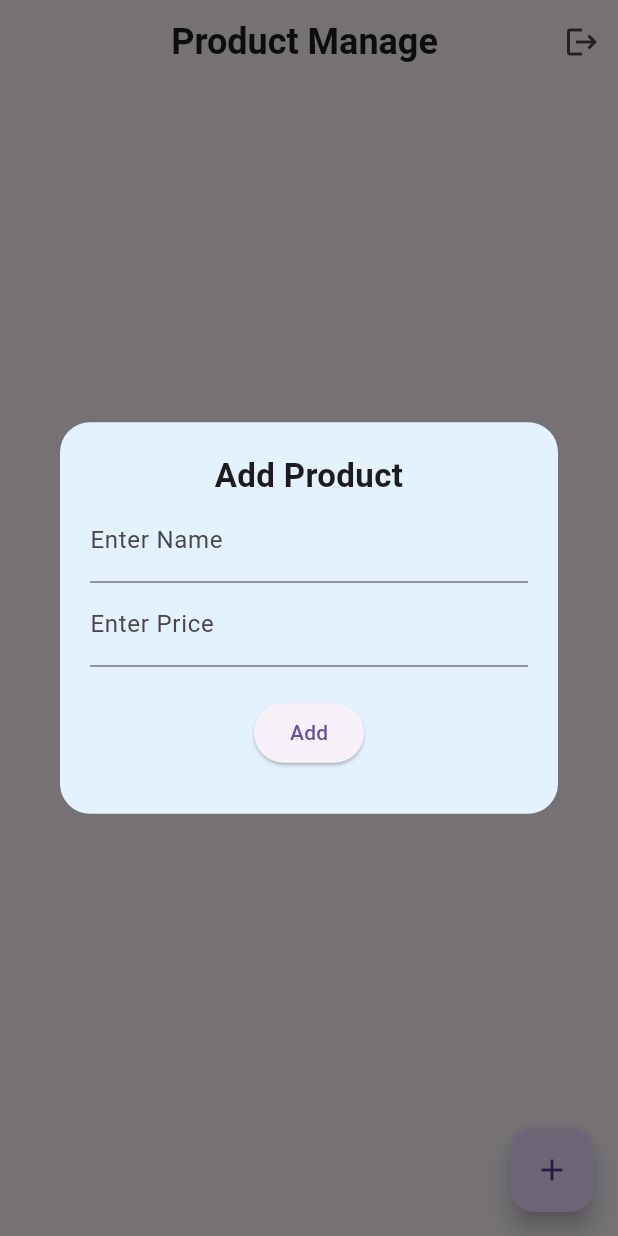
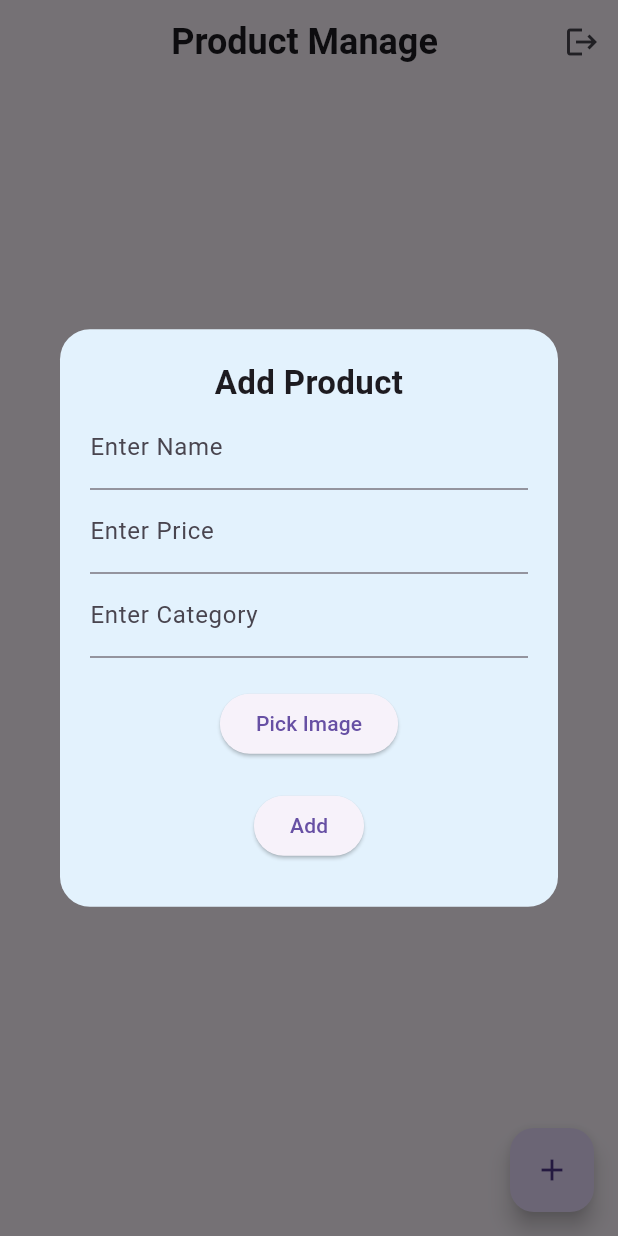
Before and after one commit to DatLeDao/midterm, a Flutter app: the screen it shows once a user with an empty profile is signed in, after a tap on the "add" icon, on a phone screen of 412 x 824 dp. Run offline on Flutter 3.47's test engine with Material 3 defaults, Android fonts, the phone set to English and light mode, and no system bars; drawn by our look-alikes of firebase_database; our stand-ins replace firebase_auth, firebase_core, firebase_storage, image_picker; accounts and stored records are empty.

Commit message:
img pick fixed

```diff
--- a/lib/realtimedatabase.dart
+++ b/lib/realtimedatabase.dart
@@ -73,14 +73,16 @@ class _RealTimeDatabaseState extends State<RealtimeDatabase> {
                   child: ListTile(
                     contentPadding: const EdgeInsets.symmetric(
                         horizontal: 15, vertical: 10),
-                    //leading: CircleAvatar(
-                    //  backgroundImage: NetworkImage(
-                    //    snapshot.child("image_url").value.toString(),
-                    //  ),
-                    //  child: snapshot.child("image_url").value == null
-                    //      ? Text((index + 1).toString())
-                    //      : null,
-                    //),
+                    leading: SizedBox(
+                      width: 60,
+                      height: 60,
+                      child: snapshot.child("image_url").value == null
+                          ? const Icon(Icons.image, size: 50)
+                          : Image.network(
+                              snapshot.child("image_url").value.toString(),
+                              fit: BoxFit.cover,
+                            ),
+                    ),
                     title: Text(
                       'Name: ${snapshot.child("name").value.toString()} ',
                       style: const TextStyle(
@@ -89,16 +91,10 @@ class _RealTimeDatabaseState extends State<RealtimeDatabase> {
                     subtitle: Column(
                       crossAxisAlignment: CrossAxisAlignment.start,
                       children: [
-                          // if (snapshot.child("image_url").value != null)
-                           // Image.network(
-                          //  snapshot.child("image_url").value.toString(),
-                          //   height: 100,
-                          //  fit: BoxFit.cover,
-                          // ),
-                        //Text(
-                        //  'Category: ${snapshot.child("category").value.toString()} ',
-                        //  style: const TextStyle(color: Colors.grey),
-                        //),
+                        Text(
+                          'Category: ${snapshot.child("category").value.toString()} ',
+                          style: const TextStyle(color: Colors.grey),
+                        ),
                         Text(
                           'Price: ${snapshot.child("price").value.toString()}',
                           style: const TextStyle(
@@ -174,7 +170,7 @@ class _RealTimeDatabaseState extends State<RealtimeDatabase> {
   void _showEditDialog(DataSnapshot snapshot) {
     nameController.text = snapshot.child("name").value.toString();
     priceController.text = snapshot.child("price").value.toString();
-    //categoryController.text = snapshot.child("category").value.toString();
+    categoryController.text = snapshot.child("category").value.toString();
     _imageFile = null; // Reset ảnh
     _showDialog(
       title: "Update Product",
@@ -222,14 +218,13 @@ class _RealTimeDatabaseState extends State<RealtimeDatabase> {
                     labelText: "Enter Price",
                   ),
                 ),
-                //TextField(
-                //  controller: categoryController,
-                //  decoration: const InputDecoration(
-                //    labelText: "Enter Category",
-                //    hintText: "e.g. Flower",
-                //  ),
-                //),
-                /*const SizedBox(height: 20),
+                TextField(
+                  controller: categoryController,
+                  decoration: const InputDecoration(
+                    labelText: "Enter Category",
+                  ),
+                ),
+                const SizedBox(height: 20),
                 ElevatedButton(
                   onPressed: _pickImage,
                   child: const Text('Pick Image'),
@@ -241,7 +236,7 @@ class _RealTimeDatabaseState extends State<RealtimeDatabase> {
                     height: 100,
                     fit: BoxFit.cover,
                   ),
-                ],*/
+                ],
                 const SizedBox(height: 20),
                 ElevatedButton(
                   onPressed: onPressed,
```
Also changed, not shown: 3 other files.
